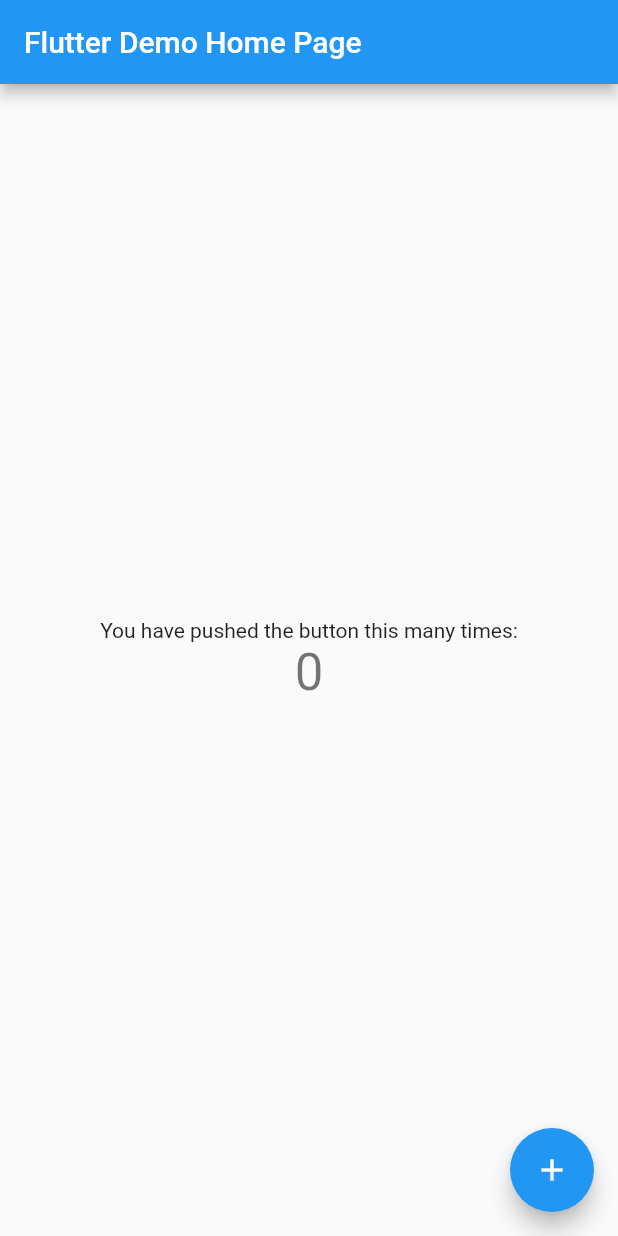
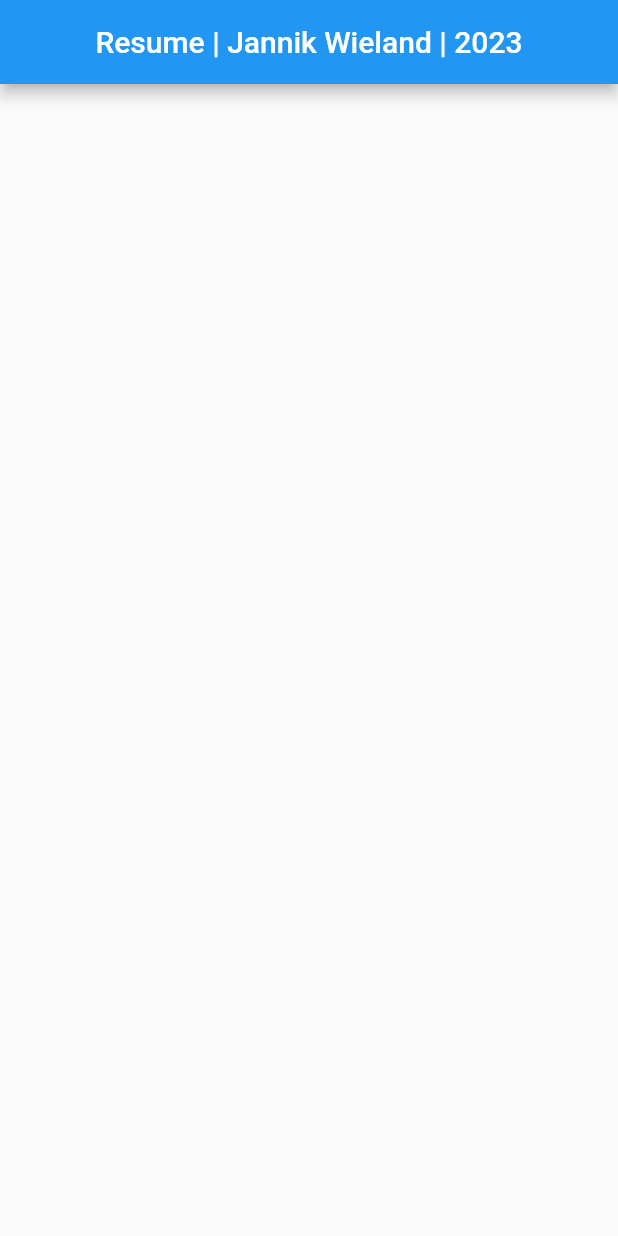
Before and after one commit to jannikwieland/IDE-Portfolio, a Flutter app: the screen it shows after launch, on a phone screen of 412 x 824 dp. Run offline on Flutter 3.47's test engine with Material 2 defaults, Android fonts, the phone set to English and light mode, and no system bars; our stand-ins replace device_preview.

Commit message:
added custom appbar & device_preview package

```diff
--- a/lib/main.dart
+++ b/lib/main.dart
@@ -1,7 +1,12 @@
+import 'package:device_preview/device_preview.dart';
 import 'package:flutter/material.dart';
+import 'package:portfolio/screens/homepage/homepage.dart';
 
 void main() {
-  runApp(const MyApp());
+  runApp(DevicePreview(
+      builder: (context) => const MyApp(),
+      enabled: true,
+  ));
 }
 
 class MyApp extends StatelessWidget {
@@ -11,105 +16,14 @@ class MyApp extends StatelessWidget {
   @override
   Widget build(BuildContext context) {
     return MaterialApp(
-      title: 'Flutter Demo',
+      useInheritedMediaQuery: true,
+      locale: DevicePreview.locale(context),
+      builder: DevicePreview.appBuilder,
+      title: 'Portfolio',
       theme: ThemeData(
-        // This is the theme of your application.
-        //
-        // Try running your application with "flutter run". You'll see the
-        // application has a blue toolbar. Then, without quitting the app, try
-        // changing the primarySwatch below to Colors.green and then invoke
-        // "hot reload" (press "r" in the console where you ran "flutter run",
-        // or simply save your changes to "hot reload" in a Flutter IDE).
-        // Notice that the counter didn't reset back to zero; the application
-        // is not restarted.
         primarySwatch: Colors.blue,
       ),
-      home: const MyHomePage(title: 'Flutter Demo Home Page'),
+      home: const HomePage(title: 'Home Page'),
     );
   }
 }
-
-class MyHomePage extends StatefulWidget {
-  const MyHomePage({super.key, required this.title});
-
-  // This widget is the home page of your application. It is stateful, meaning
-  // that it has a State object (defined below) that contains fields that affect
-  // how it looks.
-
-  // This class is the configuration for the state. It holds the values (in this
-  // case the title) provided by the parent (in this case the App widget) and
-  // used by the build method of the State. Fields in a Widget subclass are
-  // always marked "final".
-
-  final String title;
-
-  @override
-  State<MyHomePage> createState() => _MyHomePageState();
-}
-
-class _MyHomePageState extends State<MyHomePage> {
-  int _counter = 0;
-
-  void _incrementCounter() {
-    setState(() {
-      // This call to setState tells the Flutter framework that something has
-      // changed in this State, which causes it to rerun the build method below
-      // so that the display can reflect the updated values. If we changed
-      // _counter without calling setState(), then the build method would not be
-      // called again, and so nothing would appear to happen.
-      _counter++;
-    });
-  }
-
-  @override
-  Widget build(BuildContext context) {
-    // This method is rerun every time setState is called, for instance as done
-    // by the _incrementCounter method above.
-    //
-    // The Flutter framework has been optimized to make rerunning build methods
-    // fast, so that you can just rebuild anything that needs updating rather
-    // than having to individually change instances of widgets.
-    return Scaffold(
-      appBar: AppBar(
-        // Here we take the value from the MyHomePage object that was created by
-        // the App.build method, and use it to set our appbar title.
-        title: Text(widget.title),
-      ),
-      body: Center(
-        // Center is a layout widget. It takes a single child and positions it
-        // in the middle of the parent.
-        child: Column(
-          // Column is also a layout widget. It takes a list of children and
-          // arranges them vertically. By default, it sizes itself to fit its
-          // children horizontally, and tries to be as tall as its parent.
-          //
-          // Invoke "debug painting" (press "p" in the console, choose the
-          // "Toggle Debug Paint" action from the Flutter Inspector in Android
-          // Studio, or the "Toggle Debug Paint" command in Visual Studio Code)
-          // to see the wireframe for each widget.
-          //
-          // Column has various properties to control how it sizes itself and
-          // how it positions its children. Here we use mainAxisAlignment to
-          // center the children vertically; the main axis here is the vertical
-          // axis because Columns are vertical (the cross axis would be
-          // horizontal).
-          mainAxisAlignment: MainAxisAlignment.center,
-          children: <Widget>[
-            const Text(
-              'You have pushed the button this many times:',
-            ),
-            Text(
-              '$_counter',
-              style: Theme.of(context).textTheme.headlineMedium,
-            ),
-          ],
-        ),
-      ),
-      floatingActionButton: FloatingActionButton(
-        onPressed: _incrementCounter,
-        tooltip: 'Increment',
-        child: const Icon(Icons.add),
-      ), // This trailing comma makes auto-formatting nicer for build methods.
-    );
-  }
-}
--- /dev/null
+++ b/lib/screens/homepage/homepage.dart
@@ -0,0 +1,15 @@
+import 'package:flutter/material.dart';
+import 'package:portfolio/widgets/app_bar.dart';
+
+class HomePage extends StatelessWidget {
+  const HomePage({Key? key, required String title}) : super(key: key);
+
+  @override
+  Widget build(BuildContext context) {
+    return Scaffold(
+      appBar: CustomAppBar(
+        title: "Resume | Jannik Wieland | 2023",
+      )
+    );
+  }
+}
--- /dev/null
+++ b/lib/widgets/app_bar.dart
@@ -0,0 +1,18 @@
+import 'package:flutter/material.dart';
+
+class CustomAppBar extends StatelessWidget implements PreferredSizeWidget{
+  @override
+  Size get preferredSize => const Size.fromHeight(kToolbarHeight); // Set the preferred height
+
+  final String title;
+
+  const CustomAppBar({Key? key, required this.title}) : super(key: key);
+
+  @override
+  Widget build(BuildContext context) {
+    return AppBar(
+      title: Text(title),
+      centerTitle: true,
+    );
+  }
+}
--- a/pubspec.yaml
+++ b/pubspec.yaml
@@ -35,6 +35,7 @@ dependencies:
   # The following adds the Cupertino Icons font to your application.
   # Use with the CupertinoIcons class for iOS style icons.
   cupertino_icons: ^1.0.2
+  device_preview: ^1.1.0
 
 dev_dependencies:
   flutter_test:
```
Also changed, not shown: pubspec.lock, 1 other file.
